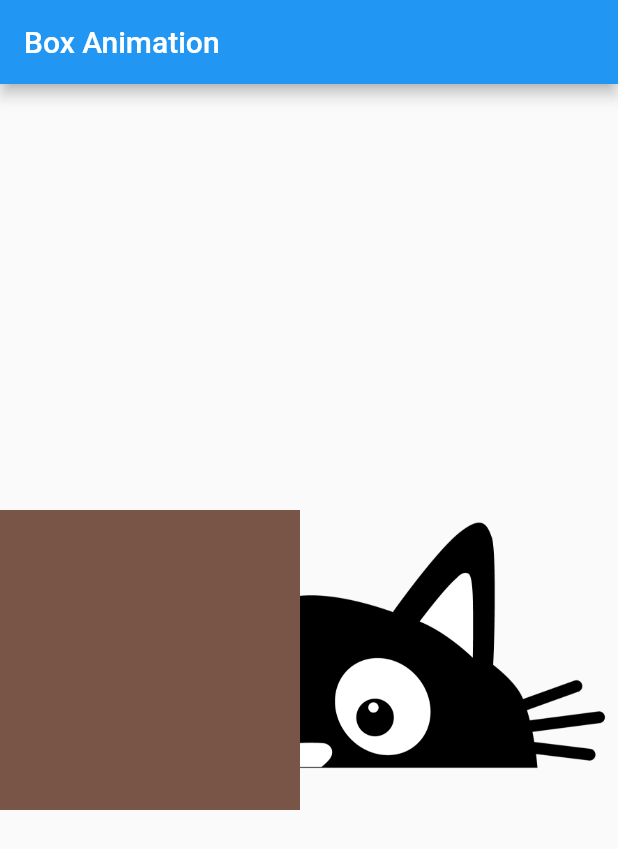
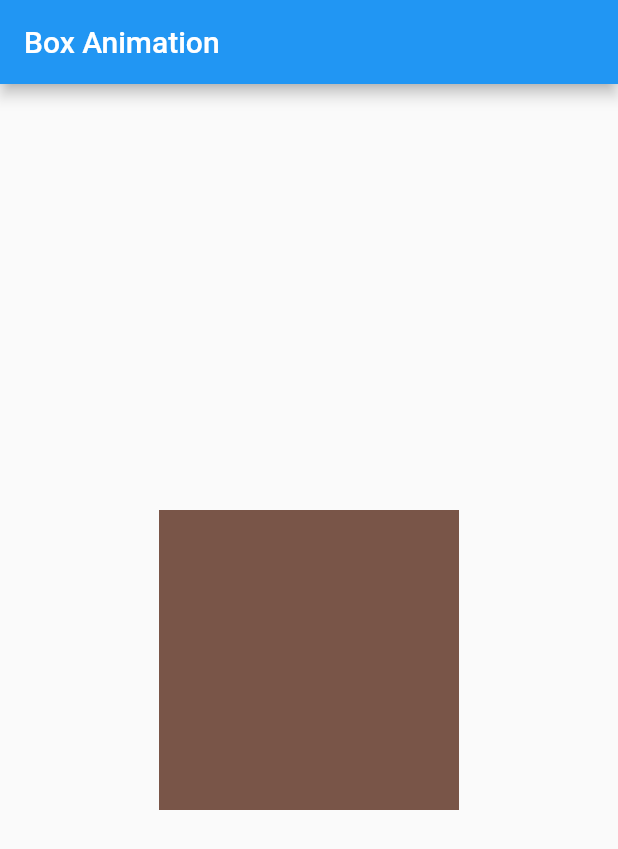
Before and after one commit to rubayet211/FlutterCatAnimation, a Flutter app: the screen it shows after launch, on a phone screen of 412 x 824 dp. Shown: the top 849 px of the screen. Run offline on Flutter 3.47's test engine with Material 2 defaults, Android fonts, the phone set to English and light mode, and no system bars.

Commit message:
6th commit

```diff
--- a/lib/main.dart
+++ b/lib/main.dart
@@ -1,5 +1,6 @@
 import 'package:flutter/material.dart';
 import 'src/app.dart';
+import 'package:flutter/rendering.dart';
 
 void main() {
   runApp(App());
--- a/lib/src/screens/home.dart
+++ b/lib/src/screens/home.dart
@@ -53,9 +53,9 @@
     return AnimatedBuilder(
       animation: catAnimation!,
       builder: (context, child) {
-        return Container(
-          child: child,
-          margin: EdgeInsets.only(top: catAnimation.value),
+        return Positioned(
+          bottom: catAnimation!.value,
+          child: child!,
         );
       },
       child: Cat(),
```
